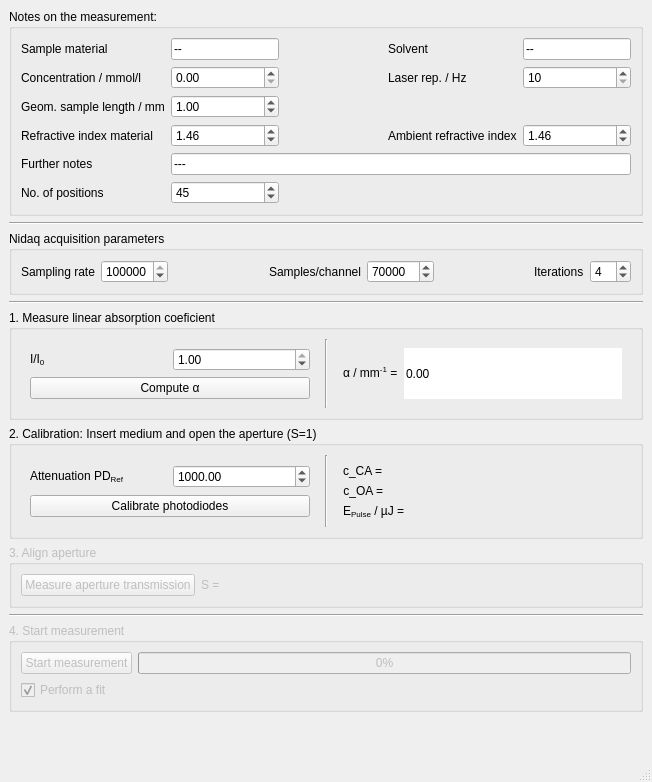
Above: gui_design/design.ui from FabianKonig/zScanMeasurementManager before the change. Below: the same form after it.
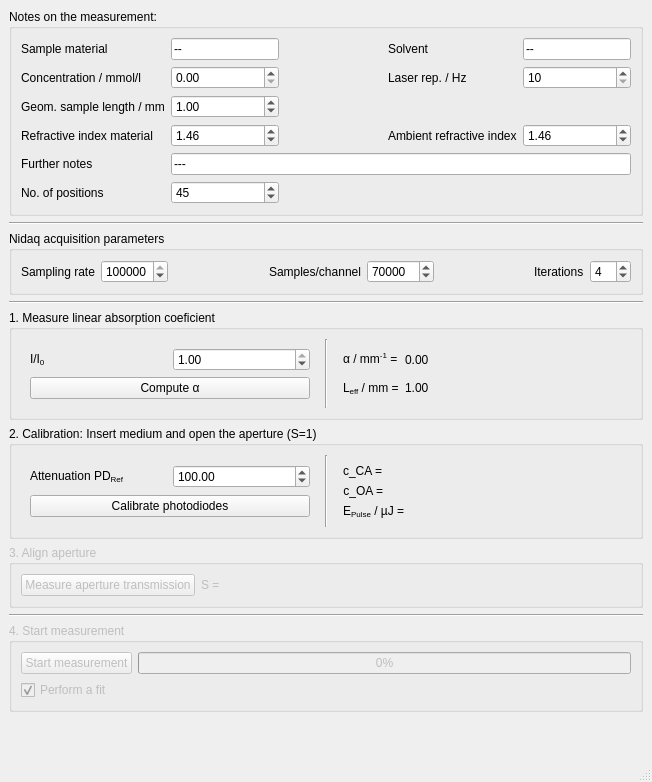
That is the form after the change.

Commit message: effective length in gui

```diff
--- a/gui_design/design.ui
+++ b/gui_design/design.ui
@@ -445,28 +445,6 @@
        <item>
         <widget class="QWidget" name="widgetAlphaValue" native="true">
          <layout class="QGridLayout" name="gridLayout_2">
-          <item row="4" column="4">
-           <widget class="QLineEdit" name="lineEdit_alphaValue">
-            <property name="sizePolicy">
-             <sizepolicy hsizetype="Preferred" vsizetype="Preferred">
-              <horstretch>0</horstretch>
-              <verstretch>0</verstretch>
-             </sizepolicy>
-            </property>
-            <property name="styleSheet">
-             <string notr="true">background-color:&quot;transparent&quot;</string>
-            </property>
-            <property name="text">
-             <string>0.00</string>
-            </property>
-            <property name="frame">
-             <bool>false</bool>
-            </property>
-            <property name="readOnly">
-             <bool>true</bool>
-            </property>
-           </widget>
-          </item>
           <item row="4" column="3">
            <widget class="QLabel" name="label_alpha">
             <property name="sizePolicy">
@@ -480,6 +458,27 @@
             </property>
            </widget>
           </item>
+          <item row="5" column="3">
+           <widget class="QLabel" name="label_effLength">
+            <property name="text">
+             <string>&lt;html&gt;&lt;head/&gt;&lt;body&gt;&lt;p&gt;L&lt;span style=&quot; vertical-align:sub;&quot;&gt;eff&lt;/span&gt; / mm =&lt;/p&gt;&lt;/body&gt;&lt;/html&gt;</string>
+            </property>
+           </widget>
+          </item>
+          <item row="5" column="4">
+           <widget class="QLabel" name="label_effLengthValue">
+            <property name="text">
+             <string>1.00</string>
+            </property>
+           </widget>
+          </item>
+          <item row="4" column="4">
+           <widget class="QLabel" name="label_alphaValue">
+            <property name="text">
+             <string>0.00</string>
+            </property>
+           </widget>
+          </item>
          </layout>
         </widget>
        </item>
@@ -525,7 +524,7 @@
                <double>100.000000000000000</double>
               </property>
               <property name="value">
-               <double>1000.000000000000000</double>
+               <double>100.000000000000000</double>
               </property>
              </widget>
             </item>
```
The commit also changes 3 other files.
